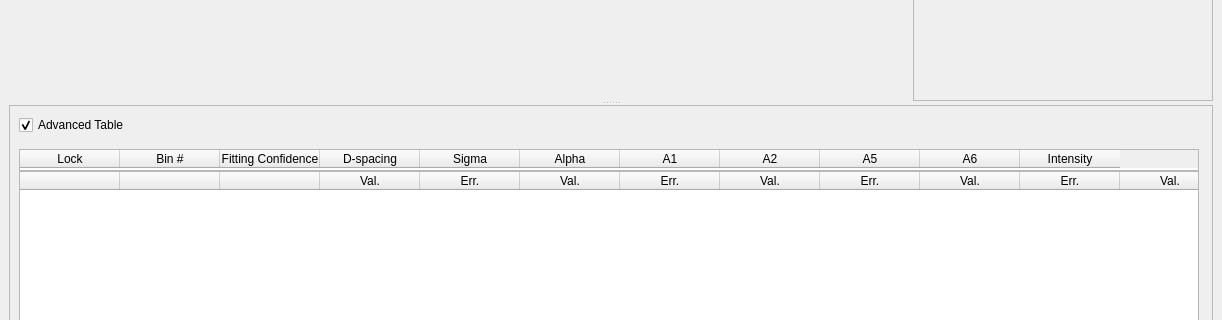
The window that designer/ui_fittingWindow.ui (ornlneutronimaging/iBeatles) describes before a commit, drawn with Qt 5; both pictures show x 0 to 1222 and y 308 to 628 of the 1222 by 772 pixel window.
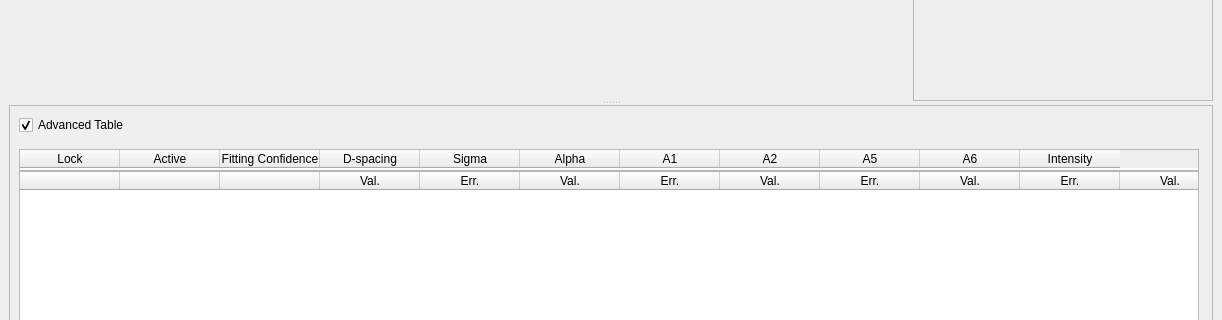
The same window after the commit.

Commit message: Added active button

What changed in the file:
```diff
--- a/designer/ui_fittingWindow.ui
+++ b/designer/ui_fittingWindow.ui
@@ -357,7 +357,7 @@
           </column>
           <column>
            <property name="text">
-            <string>Bin #</string>
+            <string>Active</string>
            </property>
           </column>
           <column>
```
The commit also changes 4 other files.
